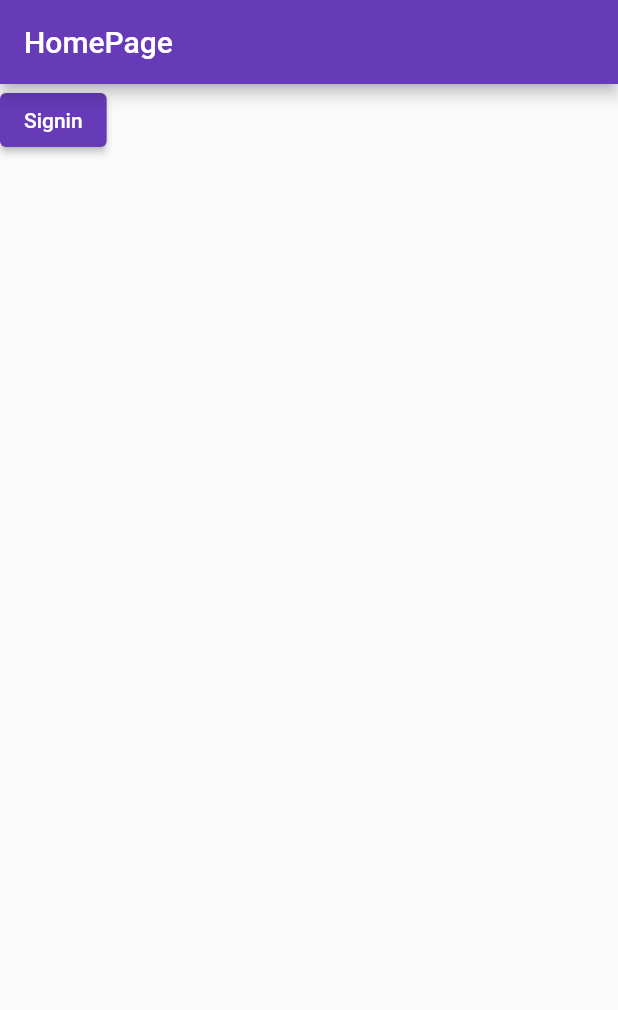
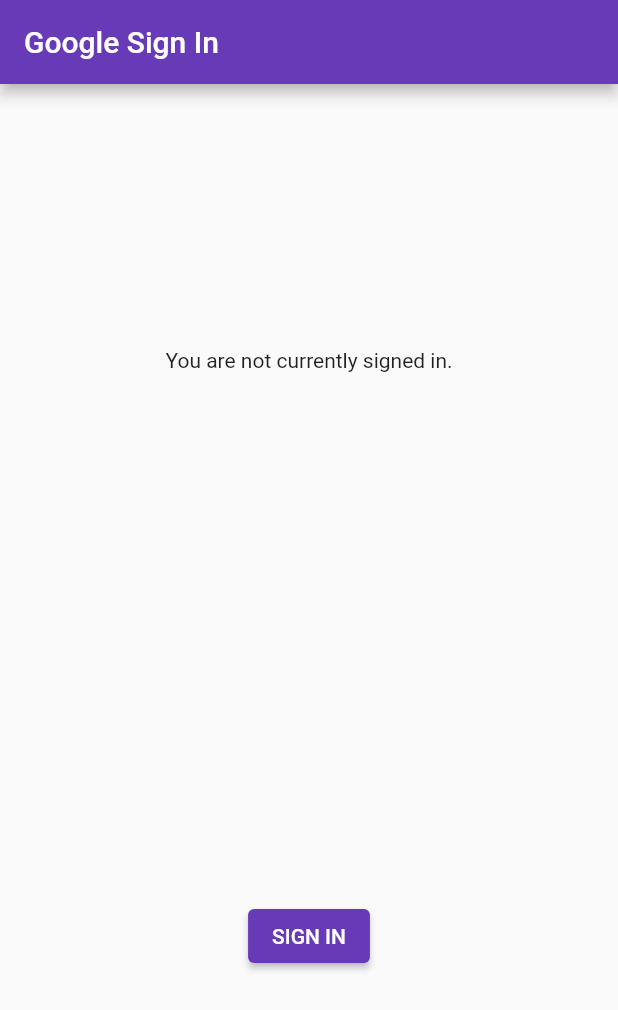
Before and after one commit to nabinsah703/todoapp, a Flutter app: the screen it shows after launch, on a phone screen of 412 x 824 dp. Shown: the top 1010 px of the screen. Run offline on Flutter 3.47's test engine with Material 2 defaults, Android fonts, the phone set to English and light mode, and no system bars; our stand-ins replace firebase_auth, firebase_core, google_sign_in; accounts and stored records are empty.

Commit message:
google sign in authentication is apply

```diff
--- a/lib/home_page.dart
+++ b/lib/home_page.dart
@@ -1,15 +1,159 @@
+import 'dart:async';
+import 'dart:convert' show json;
+
 import 'package:flutter/material.dart';
+import 'package:google_sign_in/google_sign_in.dart';
+import 'package:http/http.dart' as http;
 
-class HomePage extends StatelessWidget {
+GoogleSignIn _googleSignIn = GoogleSignIn(
+  scopes: <String>[
+    'email',
+    'https://www.googleapis.com/auth/contacts.readonly',
+  ],
+);
+
+class HomePage extends StatefulWidget {
   const HomePage({Key? key}) : super(key: key);
 
   @override
+  State<HomePage> createState() => _HomePageState();
+}
+
+class _HomePageState extends State<HomePage> {
+  GoogleSignInAccount? _currentUser;
+  String _contactText = '';
+
+  @override
+  void initState() {
+    super.initState();
+    _googleSignIn.onCurrentUserChanged.listen((GoogleSignInAccount? account) {
+      setState(() {
+        _currentUser = account;
+      });
+      if (_currentUser != null) {
+        _handleGetContact(_currentUser!);
+      }
+    });
+    _googleSignIn.signInSilently();
+  }
+
+  Future<void> _handleGetContact(GoogleSignInAccount user) async {
+    setState(() {
+      _contactText = 'Loading contact info...';
+    });
+    final http.Response response = await http.get(
+      Uri.parse('https://people.googleapis.com/v1/people/me/connections'
+          '?requestMask.includeField=person.names'),
+      headers: await user.authHeaders,
+    );
+    if (response.statusCode != 200) {
+      setState(() {
+        _contactText = 'People API gave a ${response.statusCode} '
+            'response. Check logs for details.';
+      });
+      print('People API ${response.statusCode} response: ${response.body}');
+      return;
+    }
+    final Map<String, dynamic> data =
+        json.decode(response.body) as Map<String, dynamic>;
+    final String? namedContact = _pickFirstNamedContact(data);
+    setState(() {
+      if (namedContact != null) {
+        _contactText = 'I see you know $namedContact!';
+      } else {
+        _contactText = 'No contacts to display.';
+      }
+    });
+  }
+
+  String? _pickFirstNamedContact(Map<String, dynamic> data) {
+    final List<dynamic>? connections = data['connections'] as List<dynamic>?;
+    final Map<String, dynamic>? contact = connections?.firstWhere(
+      (dynamic contact) => contact['names'] != null,
+      orElse: () => null,
+    ) as Map<String, dynamic>?;
+    if (contact != null) {
+      final Map<String, dynamic>? name = contact['names'].firstWhere(
+        (dynamic name) => name['displayName'] != null,
+        orElse: () => null,
+      ) as Map<String, dynamic>?;
+      if (name != null) {
+        return name['displayName'] as String?;
+      }
+    }
+    return null;
+  }
+
+  Future<void> _handleSignIn() async {
+    try {
+      await _googleSignIn.signIn();
+    } catch (error) {
+      print(error);
+    }
+  }
+
+  Future<void> _handleSignOut() => _googleSignIn.disconnect();
+
+  Widget _buildBody() {
+    final GoogleSignInAccount? user = _currentUser;
+    if (user != null) {
+      return Column(
+        mainAxisAlignment: MainAxisAlignment.spaceAround,
+        children: <Widget>[
+          ListTile(
+            leading: GoogleUserCircleAvatar(
+              identity: user,
+            ),
+            title: Text(user.displayName ?? ''),
+            subtitle: Text(user.email),
+          ),
+          const Text('Signed in successfully.'),
+          Text(_contactText),
+          ElevatedButton(
+            onPressed: _handleSignOut,
+            child: const Text('SIGN OUT'),
+          ),
+          ElevatedButton(
+            child: const Text('REFRESH'),
+            onPressed: () => _handleGetContact(user),
+          ),
+        ],
+      );
+    } else {
+      return Column(
+        mainAxisAlignment: MainAxisAlignment.spaceAround,
+        children: <Widget>[
+          const Text('You are not currently signed in.'),
+          ElevatedButton(
+            onPressed: _handleSignIn,
+            child: const Text('SIGN IN'),
+          ),
+        ],
+      );
+    }
+  }
+
+//   @override
+//   Widget build(BuildContext context) {
+//     return Scaffold(
+//       appBar: AppBar(
+//         title: const Text('HomePage'),
+//         centerTitle: true,
+//       ),
+//       body: Center(
+//           child: ElevatedButton(onPressed: () {}, child: const Text("Signin"))),
+//     );
+//   }
+// }
+  @override
   Widget build(BuildContext context) {
     return Scaffold(
-      appBar: AppBar(
-        title: const Text('HomePage'),
-      ),
-      body: ElevatedButton(onPressed: () {}, child: const Text("Signin")),
-    );
+        appBar: AppBar(
+          title: const Text('Google Sign In'),
+        ),
+        body: ConstrainedBox(
+          constraints: const BoxConstraints.expand(),
+          child: _buildBody(),
+        ));
   }
 }
--- a/pubspec.yaml
+++ b/pubspec.yaml
@@ -37,6 +37,7 @@ dependencies:
   firebase_core: ^1.20.1
   google_sign_in: ^5.4.1
   firebase_auth: ^3.6.3
+  http: ^0.13.5
 
 dev_dependencies:
   flutter_test:
```
Also changed, not shown: lib/main.dart (+20 -0 lines), pubspec.lock.
